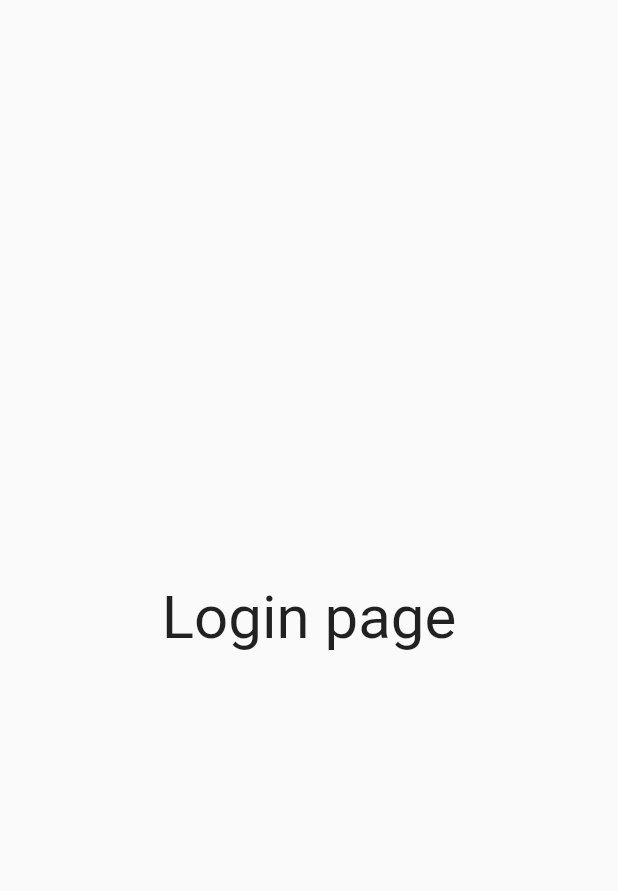
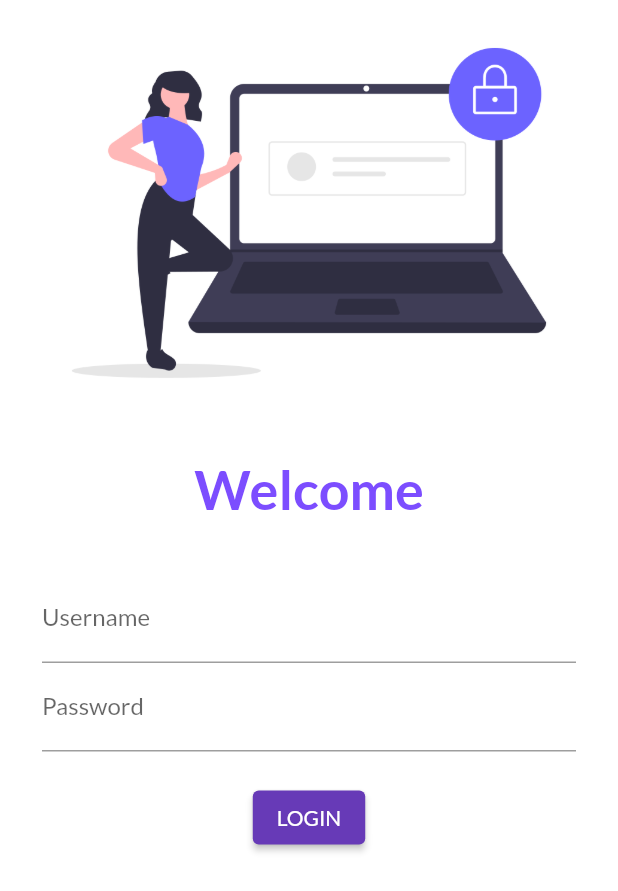
Before and after one commit to CJcoder202001/flutterfirstproject, a Flutter app: the screen it shows after launch, on a phone screen of 412 x 824 dp. Shown: the top 891 px of the screen. Run offline on Flutter 3.47's test engine with Material 2 defaults, Android fonts, the phone set to English and light mode, and no system bars; our stand-ins replace google_fonts.

Commit message:
da 4 complete

```diff
--- a/lib/main.dart
+++ b/lib/main.dart
@@ -1,6 +1,7 @@
 import 'package:flutter/material.dart';
 import 'package:flutter_application_1/pages/home_page.dart';
 import 'package:flutter_application_1/pages/login_page.dart';
+import 'package:google_fonts/google_fonts.dart';
 
 void main() {
   runApp(MyApp());
@@ -14,7 +15,10 @@ class MyApp extends StatelessWidget {
     return MaterialApp(
       themeMode: ThemeMode.light,
       darkTheme: ThemeData(brightness: Brightness.dark),
-      theme: ThemeData(primarySwatch: Colors.cyan),
+      theme: ThemeData(
+        primarySwatch: Colors.deepPurple,
+        fontFamily: GoogleFonts.lato().fontFamily,
+      ),
       routes: {
         "/": (context) => LoginPage(),
         "/homepage": (context) => HomePage(),
--- a/lib/pages/login_page.dart
+++ b/lib/pages/login_page.dart
@@ -4,13 +4,58 @@ class LoginPage extends StatelessWidget {
   @override
   Widget build(BuildContext context) {
     return Material(
-        child: Center(
-      child: Text(
-        "Login page",
-        style: TextStyle(
-          fontSize: 40,
-        ),
-      ),
-    ));
+        color: Colors.white,
+        child: Column(
+          children: [
+            Image.asset(
+              "assets/images/login_image.png",
+              fit: BoxFit.cover,
+            ),
+            SizedBox(
+              height: 20,
+            ),
+            Text(
+              "Welcome",
+              style: TextStyle(
+                fontSize: 36,
+                fontWeight: FontWeight.bold,
+                color: Colors.deepPurpleAccent,
+              ),
+            ),
+            SizedBox(
+              height: 20,
+            ),
+            Padding(
+              padding: const EdgeInsets.symmetric(vertical: 16, horizontal: 28),
+              child: Column(
+                children: [
+                  TextFormField(
+                    decoration: InputDecoration(
+                      hintText: "Enter Username",
+                      labelText: "Username",
+                    ),
+                  ),
+                  TextFormField(
+                    obscureText: true,
+                    decoration: InputDecoration(
+                      hintText: "Enter Password",
+                      labelText: "Password",
+                    ),
+                  ),
+                  SizedBox(
+                    height: 20,
+                  ),
+                  ElevatedButton(
+                    child: Text("LOGIN"),
+                    style: TextButton.styleFrom(),
+                    onPressed: () {
+                      print("Congrats");
+                    },
+                  )
+                ],
+              ),
+            ),
+          ],
+        ));
   }
 }
--- a/pubspec.yaml
+++ b/pubspec.yaml
@@ -28,6 +28,7 @@ dependencies:
   # The following adds the Cupertino Icons font to your application.
   # Use with the CupertinoIcons class for iOS style icons.
   cupertino_icons: ^1.0.2
+  google_fonts: ^2.1.0
 
 dev_dependencies:
   flutter_test:
@@ -45,9 +46,8 @@ flutter:
   uses-material-design: true
 
   # To add assets to your application, add an assets section, like this:
-  # assets:
-  #   - images/a_dot_burr.jpeg
-  #   - images/a_dot_ham.jpeg
+  assets:
+    - assets/images/
 
   # An image asset can refer to one or more resolution-specific "variants", see
   # https://flutter.dev/assets-and-images/#resolution-aware.
```
Also changed, not shown: assets/images/login_image.png (added), pubspec.lock.
